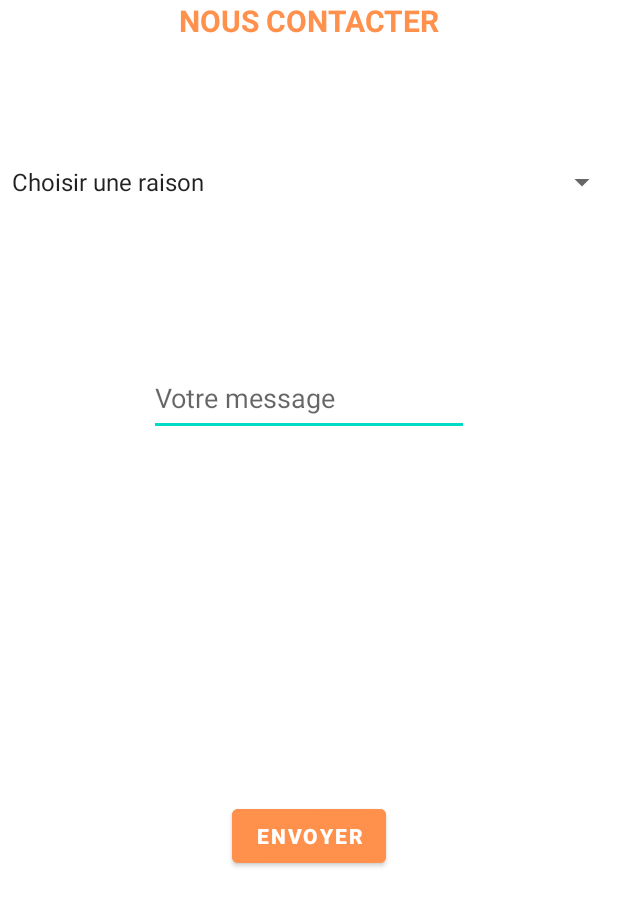
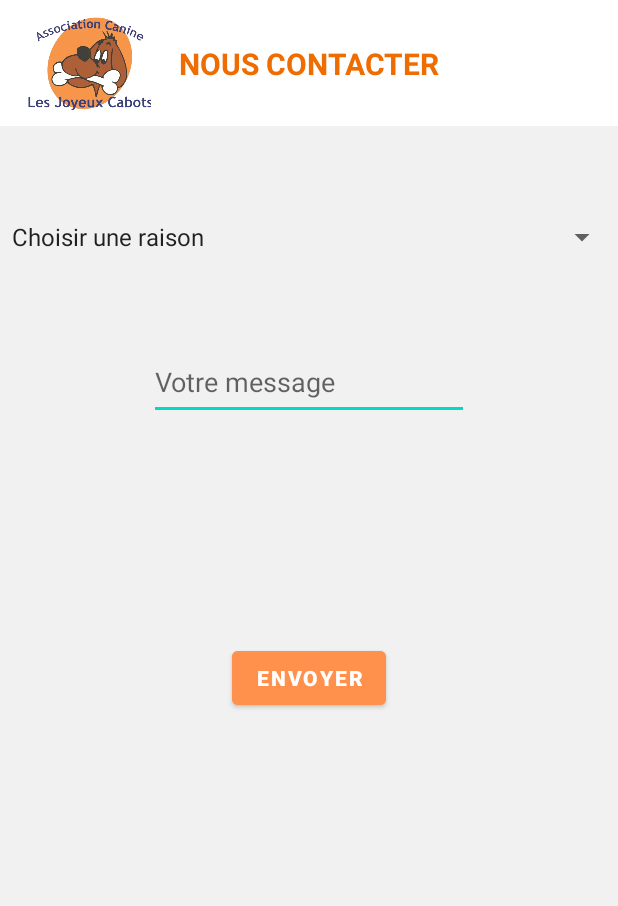
Before and after one commit to NIS4IL-PROJETS5/DogGoAndroid, an Android app: the layout fragment_contact.xml on its own in the app's theme, with its tools: preview values and no code run, on a phone screen of 412 x 824 dp. Shown: the top 906 px of the screen. Run offline under Robolectric (Android 15) with nearby library versions, the phone set to English and light mode, and no system bars.

Commit message:
🖌️ Header of contact page, color status bar

```diff
--- a/app/src/main/res/layout/activity_main.xml
+++ b/app/src/main/res/layout/activity_main.xml
@@ -23,7 +23,9 @@
         app:layout_constraintBottom_toBottomOf="parent"
         app:layout_constraintEnd_toEndOf="parent"
         app:layout_constraintStart_toStartOf="parent"
-        app:menu="@menu/bottom_nav_menu">
+        app:menu="@menu/bottom_nav_menu"
+        app:itemTextColor="@color/light_orange"
+        app:itemIconTint="@color/light_orange">
 
     </com.google.android.material.bottomnavigation.BottomNavigationView>
 
--- a/app/src/main/res/layout/fragment_contact.xml
+++ b/app/src/main/res/layout/fragment_contact.xml
@@ -4,22 +4,70 @@
     xmlns:tools="http://schemas.android.com/tools"
     android:layout_width="match_parent"
     android:layout_height="match_parent"
-    android:background="@color/white"
+    android:background="@color/white_smoke"
     tools:context=".Views.ContactFragment">
+
+    <LinearLayout
+        android:layout_width="match_parent"
+        android:layout_height="match_parent"
+        android:orientation="vertical">
+
+        <androidx.constraintlayout.widget.ConstraintLayout
+            android:layout_width="match_parent"
+            android:layout_height="wrap_content"
+            android:background="@color/white">
 
             <TextView
                 android:id="@+id/textView"
-        android:layout_width="match_parent"
+                android:layout_width="wrap_content"
                 android:layout_height="wrap_content"
-        android:textColor="@color/light_orange"
+
+                android:text="NOUS CONTACTER"
+                android:textAlignment="center"
+                android:textColor="#EF6C00"
                 android:textSize="20sp"
                 android:textStyle="bold"
-        android:text="NOUS CONTACTER"
-        android:textAlignment="center" />
+                app:layout_constraintBottom_toBottomOf="parent"
+                app:layout_constraintEnd_toEndOf="parent"
+                app:layout_constraintStart_toStartOf="parent"
+                app:layout_constraintTop_toTopOf="parent" />
+
+            <ImageView
+                android:id="@+id/imageView2"
+                android:layout_width="0dp"
+                android:layout_height="0dp"
+                android:layout_margin="10sp"
+                android:contentDescription="Header logo"
+                android:src="@drawable/logo_joyeux_cabots_jpeg_removebg_preview"
+                app:layout_constraintBottom_toBottomOf="parent"
+                app:layout_constraintEnd_toStartOf="@+id/textView"
+                app:layout_constraintStart_toStartOf="parent"
+                app:layout_constraintTop_toTopOf="parent" />
+
+            <Space
+                android:id="@+id/space"
+                android:layout_width="wrap_content"
+                android:layout_height="20sp"
+                android:layout_marginTop="32dp"
+                android:layout_marginBottom="32dp"
+                app:layout_constraintBottom_toBottomOf="parent"
+                app:layout_constraintEnd_toEndOf="parent"
+                app:layout_constraintStart_toStartOf="parent"
+                app:layout_constraintTop_toTopOf="parent" />
+
+        </androidx.constraintlayout.widget.ConstraintLayout>
 
         <androidx.constraintlayout.widget.ConstraintLayout
             android:layout_width="match_parent"
-        android:layout_height="match_parent">
+            android:layout_height="wrap_content">
+
+            <Space
+                android:layout_width="wrap_content"
+                android:layout_height="50sp"
+                app:layout_constraintBottom_toTopOf="@+id/spinner_choice_reason"
+                app:layout_constraintEnd_toEndOf="parent"
+                app:layout_constraintStart_toStartOf="parent"
+                app:layout_constraintTop_toTopOf="parent" />
 
             <EditText
                 android:id="@+id/pt_message"
@@ -54,9 +102,9 @@
                 android:id="@+id/spinner_choice_reason"
                 android:layout_width="wrap_content"
                 android:layout_height="wrap_content"
+                android:entries="@array/reason_array"
                 android:minHeight="48dp"
                 android:spinnerMode="dropdown"
-            android:entries="@array/reason_array"
                 app:layout_constraintBottom_toTopOf="@+id/pt_message"
                 app:layout_constraintEnd_toEndOf="parent"
                 app:layout_constraintStart_toStartOf="parent"
@@ -77,5 +125,6 @@
                 app:layout_constraintTop_toBottomOf="@+id/send_form_contact" />
 
         </androidx.constraintlayout.widget.ConstraintLayout>
+    </LinearLayout>
 
 </FrameLayout>
--- a/app/src/main/res/values/colors.xml
+++ b/app/src/main/res/values/colors.xml
@@ -9,4 +9,6 @@
     <color name="white">#FFFFFFFF</color>
     <color name="red">#FF1100</color>
     <color name="light_orange">#ff914d</color>
+    <color name="white_smoke">#f1f1f1</color>
+
 </resources>
--- a/app/src/main/res/values/themes.xml
+++ b/app/src/main/res/values/themes.xml
@@ -1,6 +1,6 @@
 <resources xmlns:tools="http://schemas.android.com/tools">
     <!-- Base application theme. -->
-    <style name="Theme.DogGoAndroid" parent="Theme.MaterialComponents.DayNight.DarkActionBar">
+    <style name="Theme.DogGoAndroid" parent="Theme.MaterialComponents.DayNight.NoActionBar">
         <!-- Primary brand color. -->
         <item name="colorPrimary">@color/purple_500</item>
         <item name="colorPrimaryVariant">@color/purple_700</item>
@@ -9,8 +9,10 @@
         <item name="colorSecondary">@color/teal_200</item>
         <item name="colorSecondaryVariant">@color/teal_700</item>
         <item name="colorOnSecondary">@color/black</item>
-        <!-- Status bar color. -->
-        <item name="android:statusBarColor">?attr/colorPrimaryVariant</item>
+
         <!-- Customize your theme here. -->
+        <item name="android:windowLightStatusBar" tools:targetApi="m">true</item>
+        <item name="android:statusBarColor">@android:color/white</item>
+
     </style>
 </resources>
```
Also changed, not shown: app/src/main/res/drawable/logo_joyeux_cabots_jpeg_removebg_preview.png (added). Lines whose indentation alone changed are shown as unchanged.
